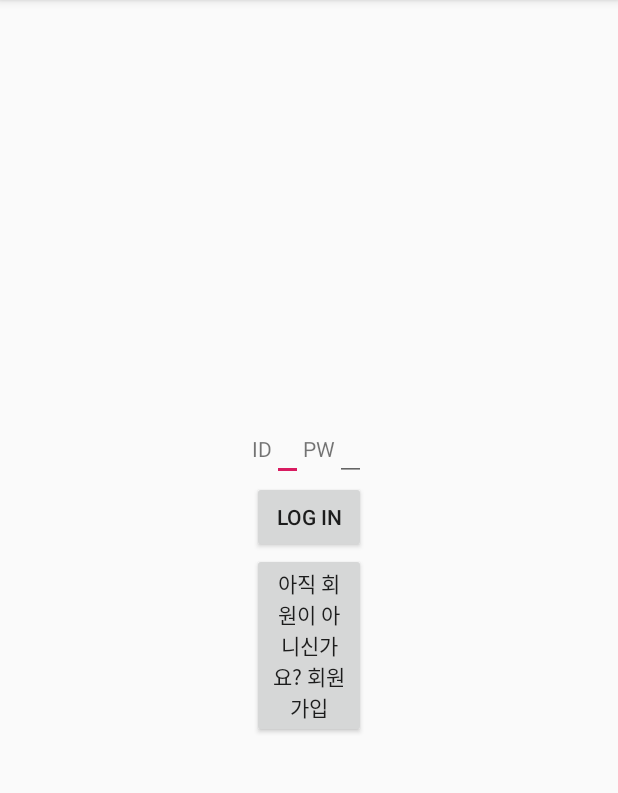
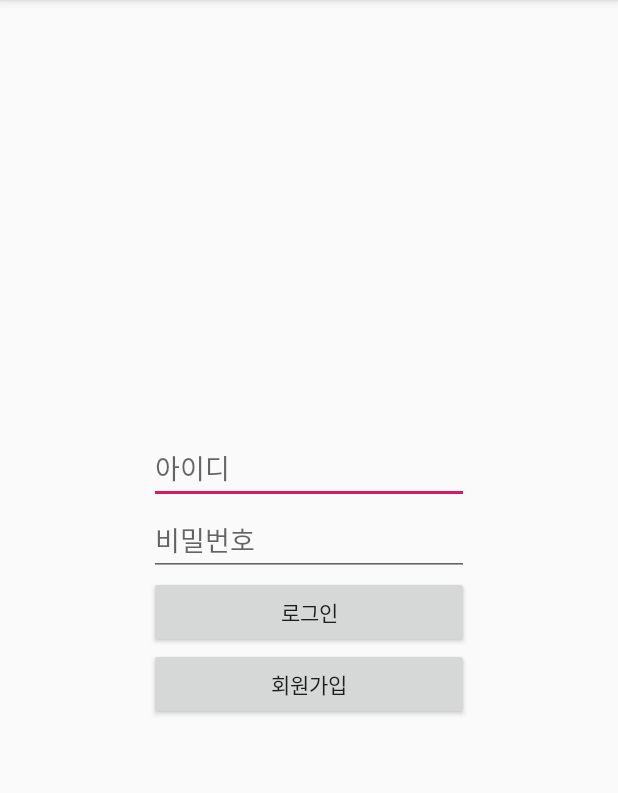
Before and after one commit to xxoxoung/turtleneck, an Android app: the LoginActivity screen opened directly, with no data from a screen before it, on a phone screen of 412 x 824 dp, the part 84-877 px from its top. Run offline under Robolectric (Android 15) with nearby library versions, the phone set to English and light mode, and no system bars.

Commit message:
로그인 회원가입 레이아웃 수정

```diff
--- a/turtleon-sso/TurtleNeck/app/src/main/res/layout/activity_login.xml
+++ b/turtleon-sso/TurtleNeck/app/src/main/res/layout/activity_login.xml
@@ -9,22 +9,30 @@
         android:layout_height="wrap_content"
         android:layout_centerInParent="true" >
         <TableRow>
-        <TextView
-            android:text="ID"
-            android:layout_width="wrap_content"
-            android:layout_height="wrap_content" />
             <EditText
                 android:id="@+id/ID"
-            android:layout_width="match_parent"
-            android:layout_height="wrap_content" />
-        <TextView
-            android:text="PW"
                 android:layout_width="wrap_content"
-            android:layout_height="wrap_content" />
+                android:layout_height="wrap_content"
+                android:layout_alignParentEnd="true"
+                android:layout_alignParentLeft="true"
+                android:layout_alignParentRight="true"
+                android:layout_alignParentStart="true"
+                android:layout_alignParentTop="true"
+                android:ems="10"
+                android:hint="아이디" />
+        </TableRow>
+        <TableRow>
             <EditText
                 android:id="@+id/PW"
-            android:layout_width="match_parent"
-            android:layout_height="wrap_content" />
+                android:layout_width="wrap_content"
+                android:layout_height="wrap_content"
+                android:layout_alignParentEnd="true"
+                android:layout_alignParentLeft="true"
+                android:layout_alignParentRight="true"
+                android:layout_alignParentStart="true"
+                android:layout_alignParentTop="true"
+                android:ems="10"
+                android:hint="비밀번호" />
         </TableRow>
         <TableRow>
             <Button
@@ -32,9 +40,7 @@
                 android:layout_width="wrap_content"
                 android:layout_height="wrap_content"
                 android:layout_centerInParent="true"
-            android:layout_span="4"
-            android:text="Log in"
-            />
+                android:text="로그인" />
         </TableRow>
         <TableRow>
             <Button
@@ -42,9 +48,7 @@
                 android:layout_width="wrap_content"
                 android:layout_height="wrap_content"
                 android:layout_centerInParent="true"
-            android:layout_span="4"
-            android:text="아직 회원이 아니신가요? 회원가입"
-            />
+                android:text="회원가입" />
         </TableRow>
     </TableLayout>
 </RelativeLayout>
```
Also changed, not shown: turtleon-sso/TurtleNeck/app/src/main/res/layout/activity_sign.xml (+46 -31 lines). Lines whose indentation alone changed are shown as unchanged.
